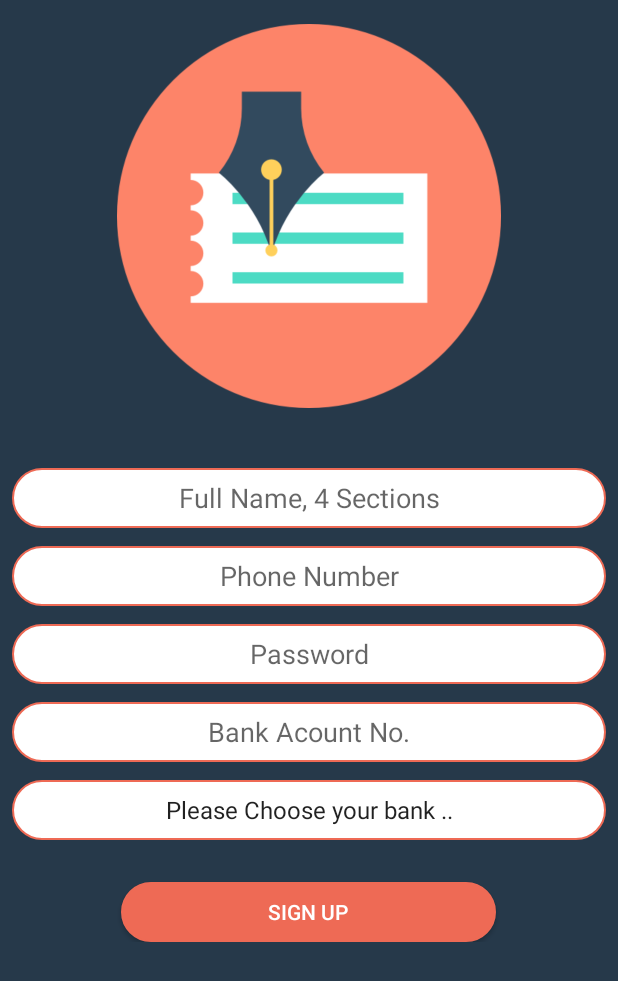
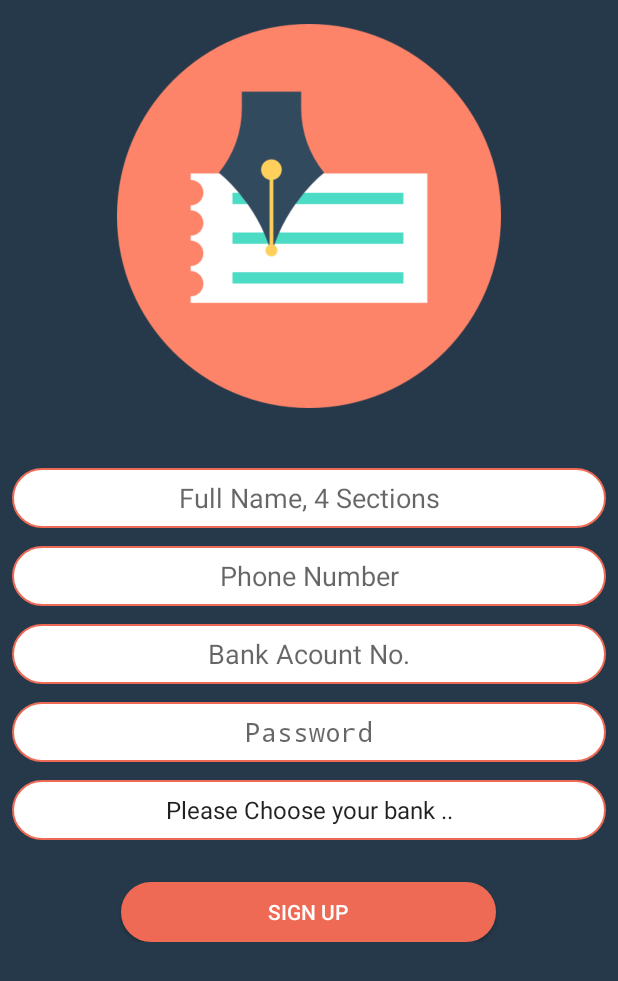
Before and after one commit to monzer24/MyProject, an Android app: the SignUpActivity screen opened directly, with no data from a screen before it, on a phone screen of 412 x 824 dp. Shown: the top 981 px of the screen. Run offline under Robolectric (Android 15) with nearby library versions, the phone set to English and light mode, and no system bars; our stand-ins replace Firebase (no records; nobody signed in at launch, a user with empty details on screens opened directly).

Commit message:
final changes

```diff
--- a/app/src/main/java/com/projects/check/CapturedImage.java
+++ b/app/src/main/java/com/projects/check/CapturedImage.java
@@ -10,7 +10,6 @@ import android.os.Bundle;
 import android.util.Log;
 import android.view.View;
 import android.widget.ImageView;
-import java.io.ByteArrayOutputStream;
 import java.io.File;
 import java.io.FileOutputStream;
 import java.io.OutputStream;
--- a/app/src/main/java/com/projects/check/ChoosingAction.java
+++ b/app/src/main/java/com/projects/check/ChoosingAction.java
@@ -5,10 +5,12 @@ import android.content.Intent;
 import android.os.Bundle;
 import android.view.View;
 import android.widget.Button;
+import android.widget.TextView;
 import android.widget.Toast;
 
 public class ChoosingAction extends Activity {
 
+    private TextView name;
     private Button send;
     private Button receive;
     private User user;
@@ -20,10 +22,11 @@ public class ChoosingAction extends Activity {
 
         send = findViewById(R.id.send);
         receive = findViewById(R.id.receive);
-
+        name = findViewById(R.id.user);
         user = (User) getIntent().getSerializableExtra("user");
         Toast.makeText(this, "Logged in Successfully" + user.getFullName(), Toast.LENGTH_SHORT).show();
 
+        name.setText("Welcome\n" + user.getFullName());
         System.out.println(user.getBankAccountNumber() + " " + user.getPhoneNumber() + " " + user.getBankBranch() + " " + user.getFullName() + " " + user.getPassword());
 
         send.setOnClickListener(this.sendActicity());
--- a/app/src/main/java/com/projects/check/Connection.java
+++ b/app/src/main/java/com/projects/check/Connection.java
@@ -1,14 +1,12 @@
 package com.projects.check;
-
-import com.google.firebase.storage.FirebaseStorage;
 
 import java.util.Map;
 
 public interface Connection<K, V> {
 
-    void uploadImage(byte[] bytes, Map <String, Object> info);
+    void uploadImage(byte[] bytes, Map <String, Object> info,User user);
 
-    String addCheck(String imageURL, Map<K, V> info);
+    String addCheck(String imageURL, Map<K, V> info, User user);
 
     void logIn(User user);
 
@@ -16,4 +14,6 @@ public interface Connection<K, V> {
 
     void retrieveCheck(String id, User user);
 
+    void cashCheck(String id, User user);
+
 }
--- a/app/src/main/java/com/projects/check/LogInActivity.java
+++ b/app/src/main/java/com/projects/check/LogInActivity.java
@@ -7,8 +7,6 @@ import android.view.View;
 import android.widget.Button;
 import android.widget.EditText;
 import android.widget.Toast;
-
-import java.io.Serializable;
 
 public class LogInActivity extends Activity {
 
--- a/app/src/main/java/com/projects/check/SignUpActivity.java
+++ b/app/src/main/java/com/projects/check/SignUpActivity.java
@@ -1,15 +1,11 @@
 package com.projects.check;
 
 import android.app.Activity;
-import android.content.Intent;
 import android.os.Bundle;
 import android.view.View;
 import android.widget.Button;
 import android.widget.EditText;
 import android.widget.Spinner;
-import android.widget.Toast;
-
-import org.jetbrains.annotations.NotNull;
 
 public class SignUpActivity extends Activity {
 
--- a/app/src/main/res/layout/choose.xml
+++ b/app/src/main/res/layout/choose.xml
@@ -19,6 +19,7 @@
          />
 
     <TextView
+        android:id="@+id/user"
         android:layout_width="wrap_content"
         android:layout_height="wrap_content"
         android:layout_gravity="center"
--- a/app/src/main/res/layout/login.xml
+++ b/app/src/main/res/layout/login.xml
@@ -44,6 +44,7 @@
             android:layout_margin="8dp"
             android:background="@drawable/rounded"
             android:hint="Bank Account No."
+            android:inputType="number"
             android:textAlignment="center" />
 
         <EditText
--- a/app/src/main/res/layout/sign_up.xml
+++ b/app/src/main/res/layout/sign_up.xml
@@ -31,6 +31,7 @@
             android:background="@drawable/rounded"
             android:hint="Full Name, 4 Sections"
             android:textAlignment="center"
+            android:inputType="text"
             app:layout_constraintEnd_toEndOf="parent"
             app:layout_constraintStart_toStartOf="parent"
             app:layout_constraintTop_toBottomOf="@+id/imageView" />
@@ -43,20 +44,10 @@
             android:background="@drawable/rounded"
             android:hint="Phone Number"
             android:textAlignment="center"
+            android:inputType="phone"
             app:layout_constraintEnd_toEndOf="parent"
             app:layout_constraintStart_toStartOf="parent"
             app:layout_constraintTop_toBottomOf="@+id/fullname" />
-
-        <EditText
-            android:id="@+id/password"
-            android:layout_width="match_parent"
-            android:layout_height="40dp"
-            android:layout_marginTop="12dp"
-            android:background="@drawable/rounded"
-            android:hint="Password"
-            android:textAlignment="center"
-            app:layout_constraintEnd_toEndOf="parent"
-            app:layout_constraintTop_toBottomOf="@+id/phone" />
 
         <EditText
             android:id="@+id/account"
@@ -66,9 +57,22 @@
             android:background="@drawable/rounded"
             android:hint="Bank Acount No."
             android:textAlignment="center"
+            android:inputType="number"
             app:layout_constraintEnd_toEndOf="parent"
             app:layout_constraintStart_toStartOf="parent"
-            app:layout_constraintTop_toBottomOf="@+id/password" />
+            app:layout_constraintTop_toBottomOf="@+id/phone" />
+
+        <EditText
+            android:id="@+id/password"
+            android:layout_width="match_parent"
+            android:layout_height="40dp"
+            android:layout_marginTop="12dp"
+            android:background="@drawable/rounded"
+            android:hint="Password"
+            android:inputType="textPassword"
+            android:textAlignment="center"
+            app:layout_constraintEnd_toEndOf="parent"
+            app:layout_constraintTop_toBottomOf="@+id/account" />
 
         <Spinner
             android:id="@+id/bank"
@@ -81,7 +85,7 @@
             app:layout_constraintEnd_toEndOf="parent"
             app:layout_constraintHorizontal_bias="0.0"
             app:layout_constraintStart_toStartOf="parent"
-            app:layout_constraintTop_toBottomOf="@+id/account" />
+            app:layout_constraintTop_toBottomOf="@+id/password" />
 
         <Button
             android:id="@+id/signUp"
```
Also changed, not shown: app/src/main/java/com/projects/check/CheckInfo.java (+1 -19 lines), app/src/main/java/com/projects/check/FirebaseConnection.java (+64 -9 lines), app/src/main/java/com/projects/check/MainActivity.java (+0 -10 lines), app/src/main/java/com/projects/check/RetrieveCheck.java (+6 -3 lines), 28 other files.
